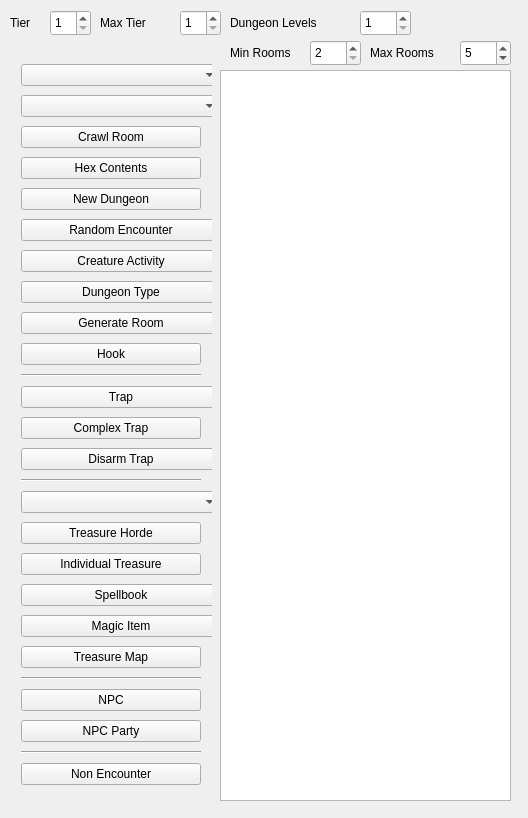
This is mainwindow.ui in erickveil/UndermountainRooms as Qt 5 draws it before an edit. The edited form follows.
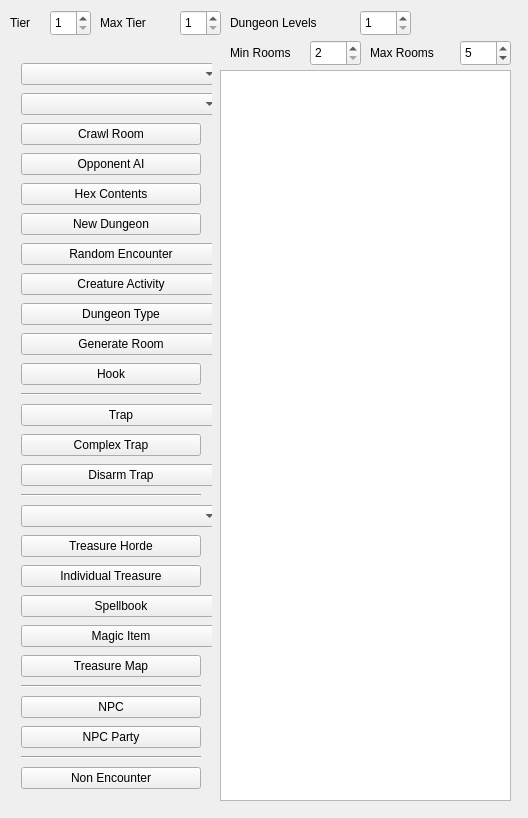
This is the edited form. Icons and pictures are not drawn.

Commit message: Added Opponent AI generator

```diff
--- a/mainwindow.ui
+++ b/mainwindow.ui
@@ -68,6 +68,13 @@
        </property>
       </widget>
      </item>
+     <item>
+      <widget class="QPushButton" name="pb_ai">
+       <property name="text">
+        <string>Opponent AI</string>
+       </property>
+      </widget>
+     </item>
      <item>
       <widget class="QPushButton" name="keyHex">
        <property name="text">
```
The commit also changes 7 other files.
